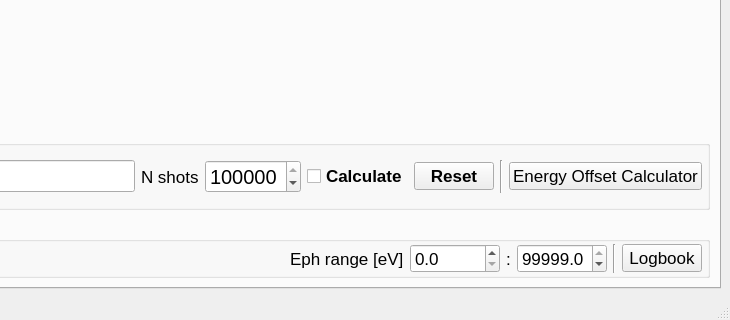
This is gui/UISpectrometer.ui in sergey-tomin/pyhirex as Qt 5 draws it before an edit; both pictures show x 722 to 1452 and y 465 to 785 of the 1452 by 785 pixel window. The edited form follows.
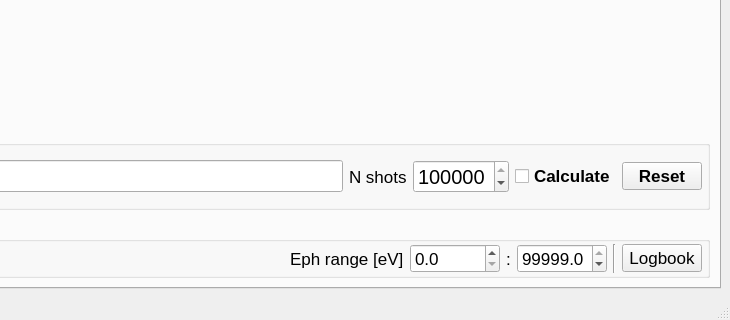
This is the edited form.

What changed in the file:
```diff
--- a/gui/UISpectrometer.ui
+++ b/gui/UISpectrometer.ui
@@ -1031,20 +1031,6 @@
                </property>
               </widget>
              </item>
-             <item>
-              <widget class="Line" name="line_12">
-               <property name="orientation">
-                <enum>Qt::Vertical</enum>
-               </property>
-              </widget>
-             </item>
-             <item>
-              <widget class="QPushButton" name="pushButton">
-               <property name="text">
-                <string>Energy Offset Calculator</string>
-               </property>
-              </widget>
-             </item>
             </layout>
            </item>
           </layout>
```
Left out of the diff: 6 changed lines with no effect on the pictures.
